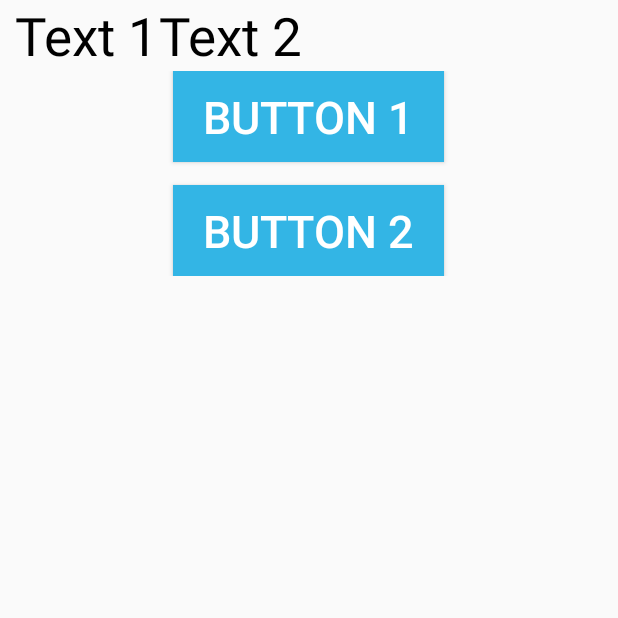
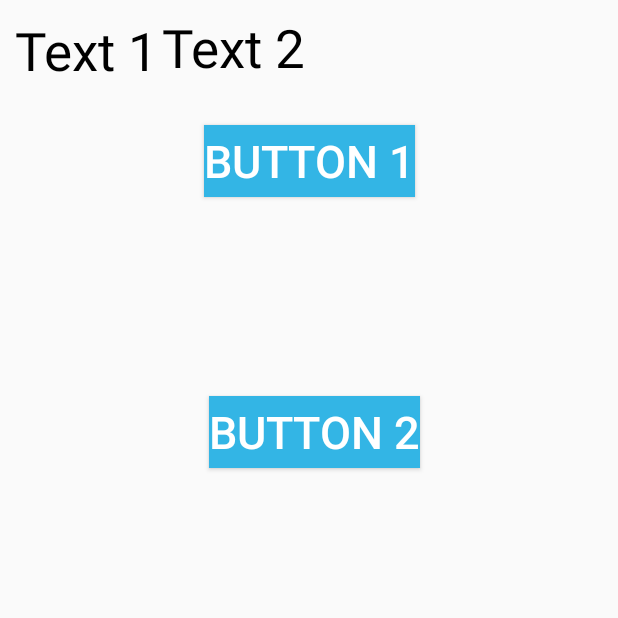
Before and after one commit to KevinHoag/Exercises-INT3120-20, an Android app built with Jetpack Compose: the MainActivity screen opened directly, with no data from a screen before it, on a phone screen of 412 x 824 dp, the top half of it. Run offline under Robolectric (Android 15) with nearby library versions, the phone set to English and light mode, and no system bars; missing, so only their content is drawn: Week2Theme.

Commit message:
add other layout designs

```diff
--- a/Week-1/Practice/app/build.gradle
+++ b/Week-1/Practice/app/build.gradle
@@ -49,6 +49,7 @@ android {
 dependencies {
 
     implementation 'androidx.core:core-ktx:1.8.0'
+    implementation 'com.google.android.material:material:1.2.0'
     implementation platform('org.jetbrains.kotlin:kotlin-bom:1.8.0')
     implementation 'androidx.lifecycle:lifecycle-runtime-ktx:2.3.1'
     implementation 'androidx.activity:activity-compose:1.5.1'
@@ -57,6 +58,7 @@ dependencies {
     implementation 'androidx.compose.ui:ui-graphics'
     implementation 'androidx.compose.ui:ui-tooling-preview'
     implementation 'androidx.compose.material3:material3'
+    implementation 'androidx.constraintlayout:constraintlayout:2.1.3'
     testImplementation 'junit:junit:4.13.2'
     androidTestImplementation 'androidx.test.ext:junit:1.1.5'
     androidTestImplementation 'androidx.test.espresso:espresso-core:3.5.1'
--- a/Week-1/Practice/app/src/main/java/com/example/week2/MainActivity.kt
+++ b/Week-1/Practice/app/src/main/java/com/example/week2/MainActivity.kt
@@ -2,10 +2,6 @@ package com.example.week2
 
 import android.os.Bundle
 import androidx.activity.ComponentActivity
-import androidx.activity.compose.setContent
-import androidx.compose.foundation.layout.fillMaxSize
-import androidx.compose.material3.MaterialTheme
-import androidx.compose.material3.Surface
 import androidx.compose.material3.Text
 import androidx.compose.runtime.Composable
 import androidx.compose.ui.Modifier
@@ -15,7 +11,7 @@ import com.example.week2.ui.theme.Week2Theme
 class MainActivity : ComponentActivity() {
     override fun onCreate(savedInstanceState: Bundle?) {
         super.onCreate(savedInstanceState)
-        setContentView(R.layout.activity_main);
+        setContentView(R.layout.constraint_layout);
     }
 }
 
--- /dev/null
+++ b/Week-1/Practice/app/src/main/res/layout/absolute_layout.xml
@@ -0,0 +1,5 @@
+<?xml version="1.0" encoding="utf-8"?>
+<AbsoluteLayout>
+<!--Từ Android API level 30 trở đi, Absolute Layout không còn được hỗ trợ
+vì nó không linh hoạt và có thể gây ra vấn đề về hiển thị trên các
+thiết bị với kích thước màn hình khác nhau--></AbsoluteLayout>
--- /dev/null
+++ b/Week-1/Practice/app/src/main/res/layout/constraint_layout.xml
@@ -0,0 +1,60 @@
+<?xml version="1.0" encoding="utf-8"?>
+<androidx.constraintlayout.widget.ConstraintLayout xmlns:android="http://schemas.android.com/apk/res/android"
+    xmlns:tools="http://schemas.android.com/tools"
+    android:layout_width="match_parent"
+    android:layout_height="match_parent"
+    xmlns:app="http://schemas.android.com/apk/res-auto"
+    tools:ignore="MissingClass">
+
+    <TextView
+        android:id="@+id/textView1"
+        android:layout_width="wrap_content"
+        android:layout_height="wrap_content"
+        android:text="Text 1"
+        android:textColor="@android:color/black"
+        android:textSize="35sp"
+        android:layout_marginStart="10dp"
+        android:layout_marginTop="10dp"
+        app:layout_constraintStart_toStartOf="parent"
+        app:layout_constraintTop_toTopOf="parent" />
+
+    <TextView
+        android:id="@+id/textView2"
+        android:layout_width="wrap_content"
+        android:layout_height="wrap_content"
+        android:layout_marginTop="8dp"
+        android:layout_marginEnd="208dp"
+        android:text="Text 2"
+        android:textColor="@android:color/black"
+        android:textSize="35sp"
+        app:layout_constraintEnd_toEndOf="parent"
+        app:layout_constraintTop_toTopOf="parent" />
+
+    <Button
+        android:id="@+id/button1"
+        android:layout_width="wrap_content"
+        android:layout_height="wrap_content"
+        android:layout_marginStart="136dp"
+        android:layout_marginTop="28dp"
+        android:background="@android:color/holo_blue_light"
+        android:text="Button 1"
+        android:textColor="@android:color/white"
+        android:textSize="30sp"
+        app:layout_constraintStart_toStartOf="parent"
+        app:layout_constraintTop_toBottomOf="@id/textView2"
+        tools:ignore="MissingConstraints" />
+
+    <Button
+        android:id="@+id/button2"
+        android:layout_width="wrap_content"
+        android:layout_height="wrap_content"
+        android:layout_marginEnd="132dp"
+        android:layout_marginBottom="512dp"
+        android:background="@android:color/holo_blue_light"
+        android:text="Button 2"
+        android:textColor="@android:color/white"
+        android:textSize="30sp"
+        app:layout_constraintBottom_toBottomOf="parent"
+        app:layout_constraintEnd_toEndOf="parent" />
+
+</androidx.constraintlayout.widget.ConstraintLayout>
```
Also changed, not shown: Week-1/Practice/app/src/main/res/layout/linear_layout.xml (added, +61 -0 lines), Week-1/Practice/app/src/main/res/layout/table_layout.xml (added, +74 -0 lines), Week-1/Practice/app/src/main/res/layout/relative_layout.xml (renamed from Week-1/Practice/app/src/main/res/layout/activity_main.xml).
